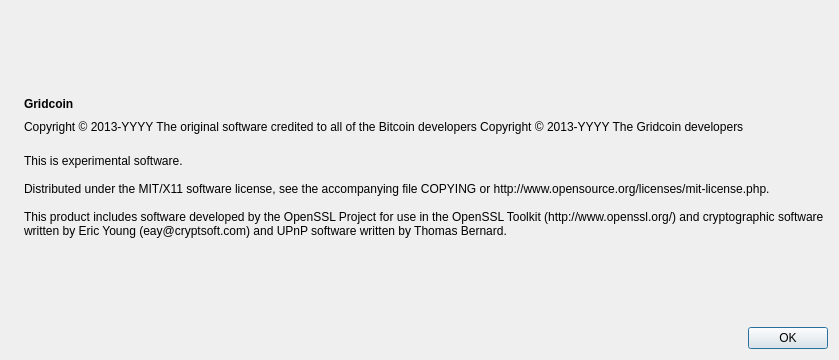
Before: the Qt Designer form src/qt/forms/aboutdialog.ui in gridcoin-community/Gridcoin-Research, drawn with Qt 5.
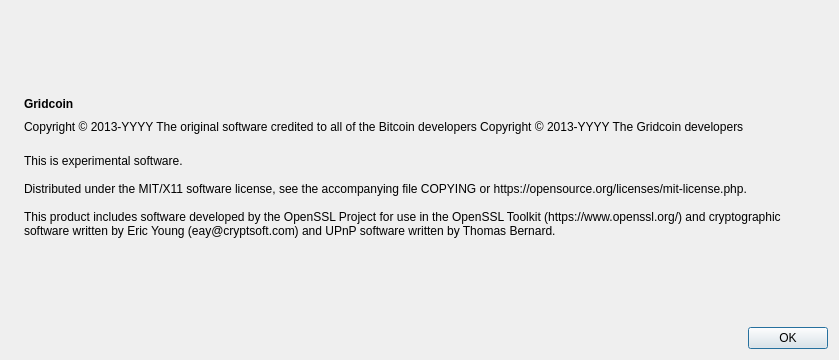
After: the same form once the commit is applied.

Patch:
```diff
--- a/src/qt/forms/aboutdialog.ui
+++ b/src/qt/forms/aboutdialog.ui
@@ -111,9 +111,9 @@
         <string>
 This is experimental software.
 
-Distributed under the MIT/X11 software license, see the accompanying file COPYING or http://www.opensource.org/licenses/mit-license.php.
+Distributed under the MIT/X11 software license, see the accompanying file COPYING or https://opensource.org/licenses/mit-license.php.
 
-This product includes software developed by the OpenSSL Project for use in the OpenSSL Toolkit (http://www.openssl.org/) and cryptographic software written by Eric Young (eay@cryptsoft.com) and UPnP software written by Thomas Bernard.</string>
+This product includes software developed by the OpenSSL Project for use in the OpenSSL Toolkit (https://www.openssl.org/) and cryptographic software written by Eric Young (eay@cryptsoft.com) and UPnP software written by Thomas Bernard.</string>
        </property>
        <property name="wordWrap">
         <bool>true</bool>
```
